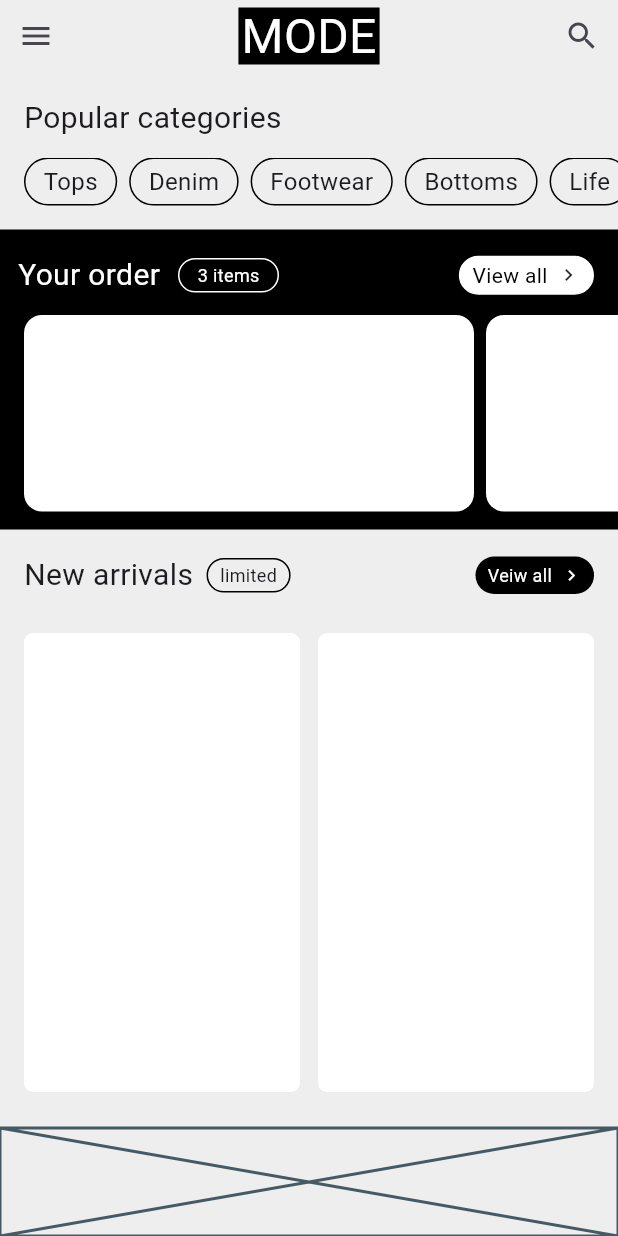
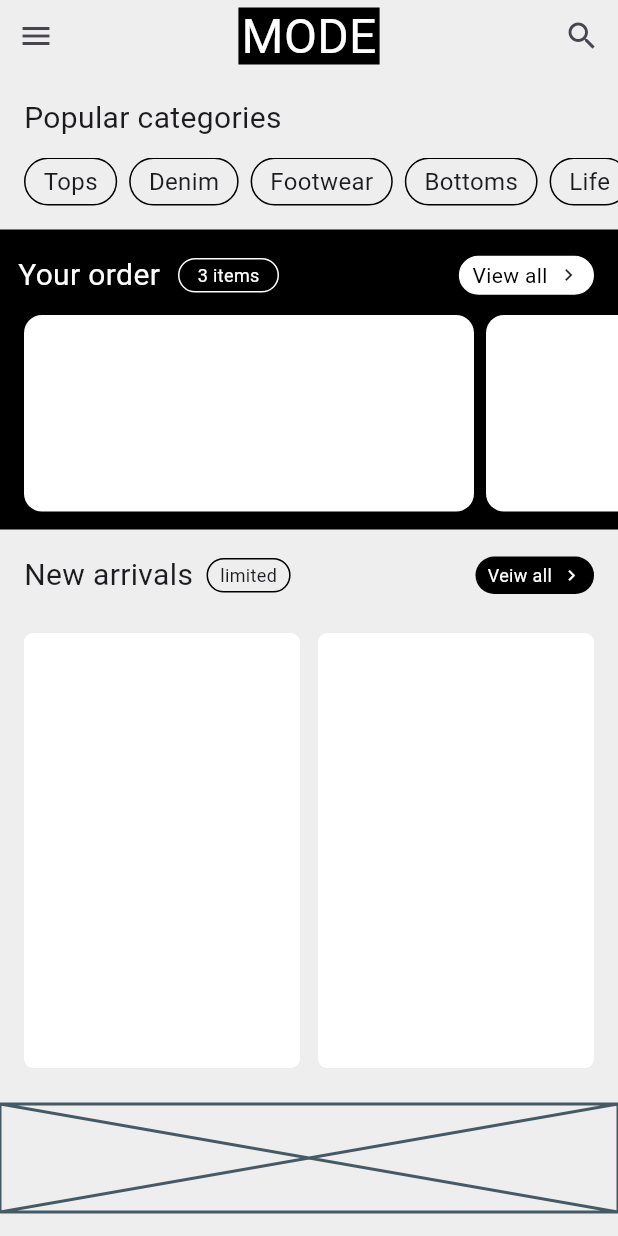
Before and after one commit to JAICHANGPARK/flutter_notebook_chapter_49, a Flutter app: the ECommerceHomePage screen opened directly, on a phone screen of 412 x 824 dp. Run offline on Flutter 3.47's test engine with Material 3 defaults, Android fonts, the phone set to English and light mode, and no system bars; our stand-ins replace google_fonts; Roboto replaces fonts that are missing (Akshar).

Commit message:
Update e_commerce_home_page.dart

```diff
--- a/lib/ep2451_e_commerce_app/ui/e_commerce_home_page.dart
+++ b/lib/ep2451_e_commerce_app/ui/e_commerce_home_page.dart
@@ -227,7 +227,7 @@ class _ECommerceHomePageState extends State<ECommerceHomePage> {
                 ),
               ),
             ),
-            Container(height: 72, child: Placeholder()),
+            Container(height: 72, child: Placeholder(),margin: EdgeInsets.only(bottom: 16),),
           ],
         ),
       ),
```
